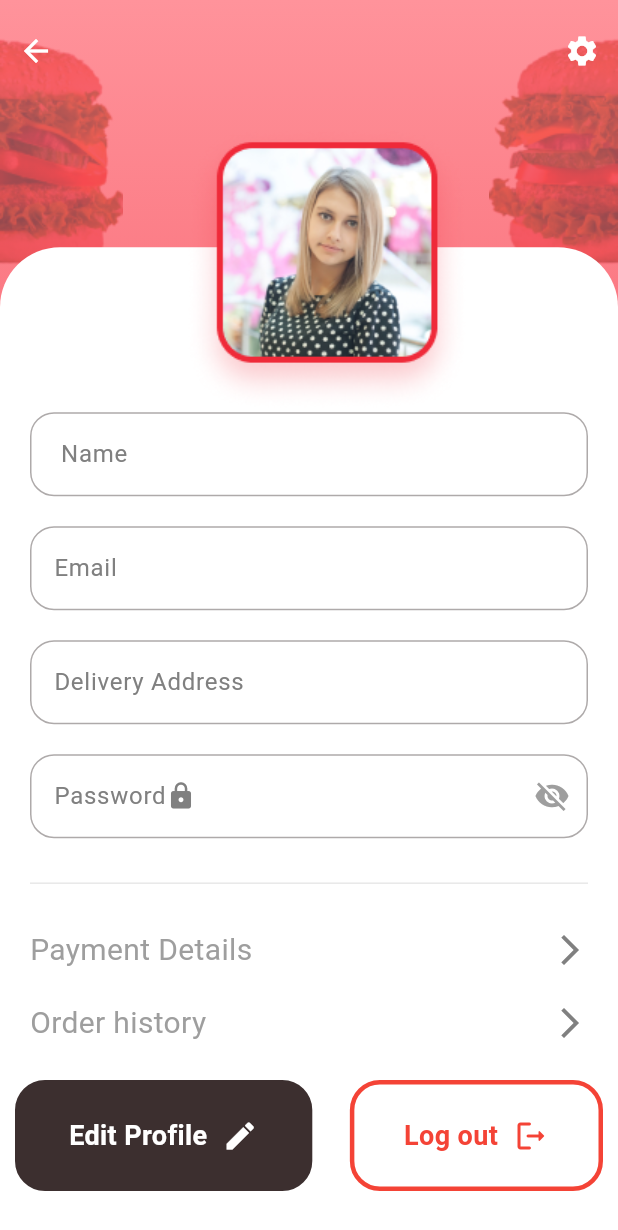
After one commit to AhmedOmarG3/FoodGoApp, a Flutter app: the UserProfileView screen opened by its route, on a phone screen of 412 x 824 dp. The commit adds this screen. Shown: the top 1230 px of the screen. Run offline on Flutter 3.47's test engine with Material 3 defaults, Android fonts, the phone set to English and light mode, and no system bars; our stand-ins replace flutter_bloc, go_router.

Commit message:
finish user profile view

```diff
--- a/lib/core/utils/app_images.dart
+++ b/lib/core/utils/app_images.dart
@@ -17,6 +17,14 @@ class AppImages {
   /// Assets for imagesHome
   /// assets/images/home.png
   static const String imagesHome = "assets/images/home.png";
+
+  /// Assets for imagesImage15
+  /// assets/images/image15.png
+  static const String imagesImage15 = "assets/images/image15.png";
+
+  /// Assets for imagesImage16
+  /// assets/images/image16.png
+  static const String imagesImage16 = "assets/images/image16.png";
 
   /// Assets for imagesLogin
   /// assets/images/login.png
--- a/lib/core/utils/app_router.dart
+++ b/lib/core/utils/app_router.dart
@@ -3,6 +3,7 @@ import 'package:food_go/features/Auth/presentation/views/login_view.dart';
 import 'package:food_go/features/Auth/presentation/views/sign_up_view.dart';
 import 'package:food_go/features/home/presentation/views/favourite_view.dart';
 import 'package:food_go/features/home/presentation/views/home_view.dart';
+import 'package:food_go/features/home/presentation/views/user_profile_view.dart';
 import 'package:food_go/features/payment/presentation/views/payment_view.dart';
 import 'package:food_go/features/home/presentation/views/product_details_view.dart';
 import 'package:food_go/features/splash/presentation/views/splash_view.dart';
@@ -39,6 +40,9 @@ abstract class AppRouter {
       GoRoute(
         path: ForgetPasswordView.routeName,
         builder: (context, state) => const ForgetPasswordView(),
+      ),GoRoute(
+        path: UserProfileView.routeName,
+        builder: (context, state) => const UserProfileView(),
       ),
       // Add more routes here
     ],
--- a/lib/features/Auth/presentation/widgets/login_view_body.dart
+++ b/lib/features/Auth/presentation/widgets/login_view_body.dart
@@ -9,6 +9,7 @@ import 'package:food_go/features/Auth/presentation/widgets/auth_text_field.dart'
 import 'package:food_go/features/Auth/presentation/widgets/custom_button.dart';
 import 'package:food_go/features/Auth/presentation/widgets/custom_image.dart';
 import 'package:food_go/features/Auth/presentation/widgets/google_signing_button.dart';
+import 'package:food_go/features/home/presentation/views/home_view.dart';
 import 'package:go_router/go_router.dart';
 
 class LoginViewBody extends StatelessWidget {
@@ -58,7 +59,9 @@ class LoginViewBody extends StatelessWidget {
         height: 10,
       ),
       CustomAuthButton(
-        onPressed: () {},
+        onPressed: () {
+          GoRouter.of(context).push(HomeView.routeName);
+        },
         text: 'Sign In',
       ),
       GoogleSigningButton(
--- /dev/null
+++ b/lib/features/home/presentation/views/user_profile_view.dart
@@ -0,0 +1,17 @@
+import 'package:flutter/material.dart';
+import 'package:food_go/core/constants/constants.dart';
+import 'package:food_go/core/utils/app_images.dart';
+import 'package:food_go/core/utils/colors.dart';
+import 'package:food_go/features/home/presentation/widgets/custom_header.dart';
+import 'package:food_go/features/home/presentation/widgets/user_profile_view_body.dart';
+
+class UserProfileView extends StatelessWidget {
+  const UserProfileView({super.key});
+  static const String routeName = '/user-profile';
+  @override
+  Widget build(BuildContext context) {
+    return Scaffold(
+      body: UserProfileViewBody(),
+    );
+  }
+}
--- a/lib/features/home/presentation/widgets/custom_bottom_app_bar.dart
+++ b/lib/features/home/presentation/widgets/custom_bottom_app_bar.dart
@@ -2,6 +2,7 @@ import 'package:flutter/material.dart';
 import 'package:food_go/core/utils/app_images.dart';
 import 'package:food_go/core/utils/colors.dart';
 import 'package:food_go/features/home/presentation/views/favourite_view.dart';
+import 'package:food_go/features/home/presentation/views/user_profile_view.dart';
 import 'package:go_router/go_router.dart';
 
 class CustomBottomAppBar extends StatelessWidget {
@@ -21,19 +22,17 @@ class CustomBottomAppBar extends StatelessWidget {
           mainAxisAlignment: MainAxisAlignment.spaceAround,
           children: [
             IconButton(
-                icon: Image.asset(AppImages.imagesHome),
-                onPressed: () {}),
+                icon: Image.asset(AppImages.imagesHome), onPressed: () {}),
             IconButton(
-                icon: Image.asset(AppImages.imagesUser),
-                onPressed: () {}),
-            const SizedBox(width: 40), // space for FAB
+                icon: Image.asset(AppImages.imagesUser), onPressed: () {
+                  GoRouter.of(context).push(UserProfileView.routeName);
+                }),
+            const SizedBox(width: 40),
             IconButton(
-                icon: Image.asset(AppImages.imagesComment),
-                onPressed: () {}),
+                icon: Image.asset(AppImages.imagesComment), onPressed: () {}),
             IconButton(
-                icon: const Icon(Icons.favorite, color: Colors.white),
+                icon:const Icon(Icons.favorite_border_outlined, color: Colors.white),
                 onPressed: () {
-
                   GoRouter.of(context).push(FavouriteView.routeName);
                 }),
           ],
--- /dev/null
+++ b/lib/features/home/presentation/widgets/custom_header.dart
@@ -0,0 +1,38 @@
+import 'package:flutter/material.dart';
+import 'package:food_go/core/constants/constants.dart';
+import 'package:food_go/core/utils/app_images.dart';
+import 'package:food_go/core/utils/colors.dart';
+
+class CustomHeader extends StatelessWidget {
+  const CustomHeader({super.key});
+
+  @override
+  Widget build(BuildContext context) {
+    return Container(
+      height: height(context),
+      width: width(context),
+      decoration: const BoxDecoration(
+          gradient: LinearGradient(
+        colors: [Color(0xffFF939B), Color(0xffEF2A39)],
+        begin: Alignment.topCenter,
+        end: Alignment.bottomCenter,
+      )),
+      child: Row(
+        crossAxisAlignment: CrossAxisAlignment.start,
+        mainAxisAlignment: MainAxisAlignment.spaceBetween,
+        children: [
+          Image.asset(
+            AppImages.imagesImage16,
+            color: kprimaryColor.withOpacity(0.5),
+            colorBlendMode: BlendMode.modulate,
+          ),
+          Image.asset(
+            AppImages.imagesImage15,
+            color: kprimaryColor.withOpacity(0.5),
+            colorBlendMode: BlendMode.modulate,
+          ),
+        ],
+      ),
+    );
+  }
+}
--- /dev/null
+++ b/lib/features/home/presentation/widgets/custom_profile_app_bar.dart
@@ -0,0 +1,26 @@
+import 'package:flutter/material.dart';
+import 'package:go_router/go_router.dart';
+
+class CustomProfileAppBar extends StatelessWidget {
+  const CustomProfileAppBar({super.key});
+
+  @override
+  Widget build(BuildContext context) {
+    return Padding(
+      padding: const EdgeInsets.only(top: 10),
+      child: Row(
+        children: [
+          IconButton(
+              onPressed: () {
+                GoRouter.of(context).pop();
+              },
+              icon: const Icon(Icons.arrow_back, color: Colors.white)),
+          const Spacer(),
+          IconButton(
+              onPressed: () {},
+              icon: const Icon(Icons.settings, color: Colors.white)),
+        ],
+      ),
+    );
+  }
+}
--- /dev/null
+++ b/lib/features/home/presentation/widgets/custom_profile_button.dart
@@ -0,0 +1,48 @@
+import 'package:flutter/material.dart';
+
+class CustomProfileButton extends StatelessWidget {
+  const CustomProfileButton(
+      {super.key,
+      required this.color,
+      required this.borderColor,
+      required this.textColor,
+      required this.text,
+      required this.icon});
+  final Color color;
+  final Color borderColor;
+  final Color textColor;
+  final String text;
+  final IconData icon;
+
+  @override
+  Widget build(BuildContext context) {
+    return Container(
+      padding: const EdgeInsets.symmetric(horizontal: 33, vertical: 21),
+      clipBehavior: Clip.antiAlias,
+      decoration: ShapeDecoration(
+        color: color,
+        shape: RoundedRectangleBorder(
+          side: BorderSide(color: borderColor, width: 3),
+          borderRadius: BorderRadius.circular(20),
+        ),
+      ),
+      child: Row(children: [
+        Text(
+          text,
+          style: TextStyle(
+            color: textColor,
+            fontSize: 18,
+            fontWeight: FontWeight.bold,
+          ),
+        ),
+        SizedBox(
+          width: 10,
+        ),
+        Icon(
+          icon,
+          color: textColor,
+        ),
+      ]),
+    );
+  }
+}
--- /dev/null
+++ b/lib/features/home/presentation/widgets/custom_profile_passwoed_textfield.dart
@@ -0,0 +1,62 @@
+import 'package:flutter/material.dart';
+
+class CustomPasswordTextField extends StatefulWidget {
+  const CustomPasswordTextField({super.key});
+
+  @override
+  State<CustomPasswordTextField> createState() =>
+      _CustomPasswordTextFieldState();
+}
+
+class _CustomPasswordTextFieldState extends State<CustomPasswordTextField> {
+  bool _obscureText = true;
+
+  void _toggleVisibility() {
+    setState(() {
+      _obscureText = !_obscureText;
+    });
+  }
+
+  @override
+  Widget build(BuildContext context) {
+    return Padding(
+      padding: const EdgeInsets.symmetric(horizontal: 20, vertical: 10),
+      child: TextField(
+        obscureText: _obscureText,
+        decoration: InputDecoration(
+          label: Row(
+            children: [
+              const Text(
+                'Password',
+                style: TextStyle(color: Color(0xff808080)),
+              ),
+              Icon(
+                Icons.lock,
+                color: Color(0xff808080),
+                size: 20,
+              ),
+            ],
+          ),
+          fillColor: Colors.white,
+          filled: true,
+          enabledBorder: buildBorder(),
+          focusedBorder: buildBorder(),
+          suffixIcon: IconButton(
+            icon: Icon(
+              _obscureText ? Icons.visibility_off : Icons.visibility,
+              color: Colors.grey,
+            ),
+            onPressed: _toggleVisibility,
+          ),
+        ),
+      ),
+    );
+  }
+
+  OutlineInputBorder buildBorder() {
+    return OutlineInputBorder(
+      borderRadius: BorderRadius.circular(16),
+      borderSide: const BorderSide(color: Color.fromARGB(255, 174, 170, 170)),
+    );
+  }
+}
--- /dev/null
+++ b/lib/features/home/presentation/widgets/custom_profile_row.dart
@@ -0,0 +1,26 @@
+import 'package:flutter/material.dart';
+import 'package:food_go/core/utils/styles.dart';
+
+class CustomProfileRow extends StatelessWidget {
+  const CustomProfileRow({super.key, required this.text});
+  final String text;
+  @override
+  Widget build(BuildContext context) {
+    return Padding(
+      padding: const EdgeInsets.symmetric(horizontal: 20, vertical: 10),
+      child: Row(
+        mainAxisAlignment: MainAxisAlignment.spaceBetween,
+        children: [
+          Text(
+            text,
+            style: Styles.textStyle20,
+          ),
+          const Icon(
+            Icons.arrow_forward_ios,
+            color: Color(0xff808080),
+          )
+        ],
+      ),
+    );
+  }
+}
--- /dev/null
+++ b/lib/features/home/presentation/widgets/custom_profile_text_field.dart
@@ -0,0 +1,28 @@
+import 'package:flutter/material.dart';
+
+class CustomProfileTextField extends StatelessWidget {
+  const CustomProfileTextField({super.key, required this.text});
+  final String text;
+  @override
+  Widget build(BuildContext context) {
+    return Padding(
+      padding: const EdgeInsets.symmetric(horizontal: 20, vertical: 10),
+      child: TextField(
+        decoration: InputDecoration(
+            labelText: text,
+            labelStyle: const TextStyle(color: Color(0xff808080)),
+            fillColor: Colors.white,
+            filled: true,
+            enabledBorder: buildBorder(),
+            focusedBorder: buildBorder()),
+      ),
+    );
+  }
+
+  OutlineInputBorder buildBorder() {
+    return OutlineInputBorder(
+      borderRadius: BorderRadius.circular(16),
+      borderSide: const BorderSide(color: Color.fromARGB(255, 174, 170, 170)),
+    );
+  }
+}
--- /dev/null
+++ b/lib/features/home/presentation/widgets/profile_container_body.dart
@@ -0,0 +1,77 @@
+import 'package:flutter/material.dart';
+import 'package:food_go/core/constants/constants.dart';
+import 'package:food_go/features/home/presentation/widgets/custom_profile_button.dart';
+import 'package:food_go/features/home/presentation/widgets/custom_profile_passwoed_textfield.dart';
+import 'package:food_go/features/home/presentation/widgets/custom_profile_row.dart';
+import 'package:food_go/features/home/presentation/widgets/custom_profile_text_field.dart';
+
+class ProfileContainerBody extends StatelessWidget {
+  const ProfileContainerBody({
+    super.key,
+  });
+
+  @override
+  Widget build(BuildContext context) {
+    return Container(
+      height: height(context) * 0.8,
+      width: width(context),
+      decoration: const BoxDecoration(
+        color: Colors.white,
+        borderRadius: BorderRadius.only(
+          topLeft: Radius.circular(40),
+          topRight: Radius.circular(40),
+        ),
+      ),
+      child:const Column(children: [
+        SizedBox(
+          height: 100,
+        ),
+        CustomProfileTextField(
+          text: ' Name',
+        ),
+        CustomProfileTextField(
+          text: 'Email',
+        ),
+        CustomProfileTextField(
+          text: 'Delivery Address',
+        ),
+        CustomPasswordTextField(),
+        Divider(
+          color: Color(0xffE8E8E8),
+          endIndent: 20,
+          indent: 20,
+          height: 40,
+        ),
+        CustomProfileRow(
+          text: 'Payment Details',
+        ),
+        CustomProfileRow(
+          text: 'Order history',
+        ),
+        Spacer(),
+        Padding(
+          padding:  EdgeInsets.only(left: 10, bottom: 30, right: 10),
+          child: Row(
+            mainAxisAlignment: MainAxisAlignment.spaceBetween,
+            children: [
+              CustomProfileButton(
+                text: 'Edit Profile',
+                icon: Icons.edit,
+                color: Color(0xFF3C2F2F),
+                borderColor: Color(0xFF3C2F2F),
+                textColor: Colors.white,
+              ),
+              CustomProfileButton(
+                text: 'Log out',
+                icon: Icons.logout_rounded,
+                color: Colors.white,
+                borderColor: Colors.red,
+                textColor: Colors.red,
+              ),
+            ],
+          ),
+        )
+      ]),
+    );
+  }
+}
--- /dev/null
+++ b/lib/features/home/presentation/widgets/user_profile_view_body.dart
@@ -0,0 +1,32 @@
+import 'package:flutter/material.dart';
+import 'package:food_go/core/constants/constants.dart';
+import 'package:food_go/features/home/presentation/widgets/custom_header.dart';
+import 'package:food_go/features/home/presentation/widgets/custom_profile_app_bar.dart';
+import 'package:food_go/features/home/presentation/widgets/profile_container_body.dart';
+
+class UserProfileViewBody extends StatelessWidget {
+  const UserProfileViewBody({super.key});
+
+  @override
+  Widget build(BuildContext context) {
+    return Stack(
+      children: [
+        const CustomHeader(),
+        Positioned(
+          top: height(context) * 0.2,
+          child: Stack(clipBehavior: Clip.none, children: [
+            const ProfileContainerBody(),
+            Positioned(
+              top: -80,
+              left: width(context) * 0.3,
+              child: Image.asset(
+                'assets/images/mask_group.png',
+              ),
+            ),
+          ]),
+        ),
+        const Positioned(child: CustomProfileAppBar())
+      ],
+    );
+  }
+}
```
Also changed, not shown: assets/images/image15.png (added), assets/images/image16.png (added), assets/images/mask_group.png (added).
